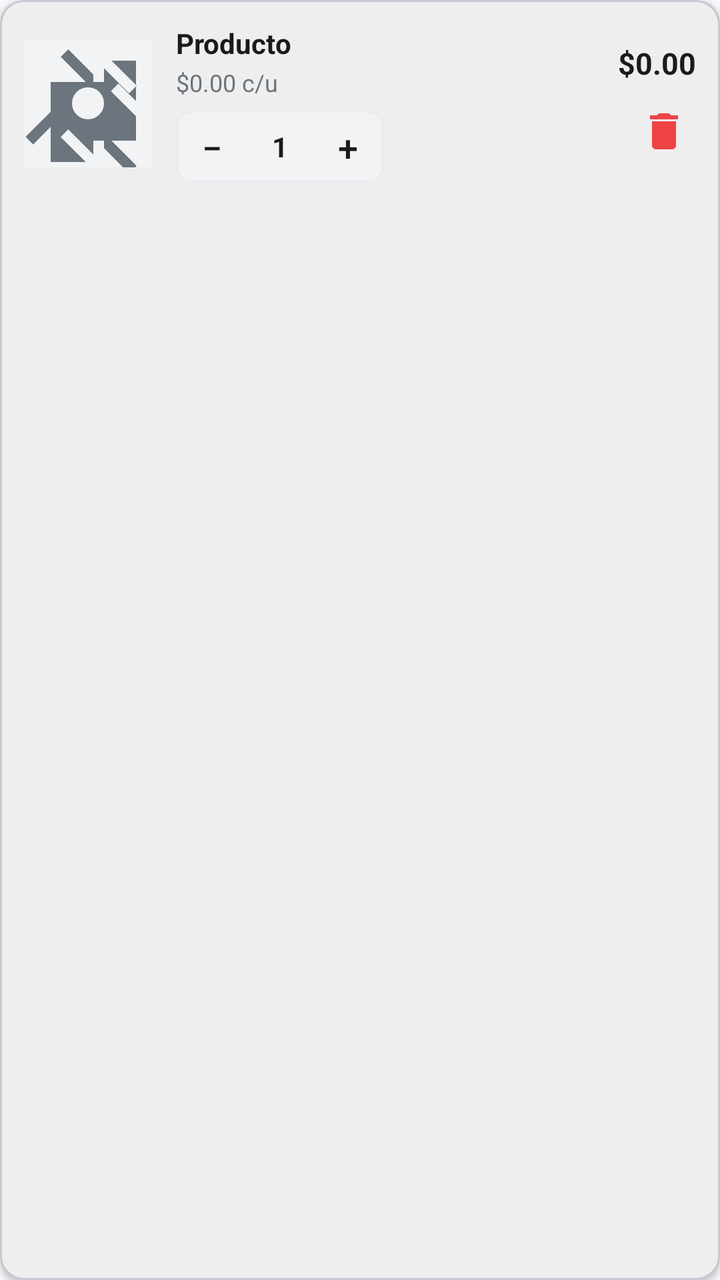
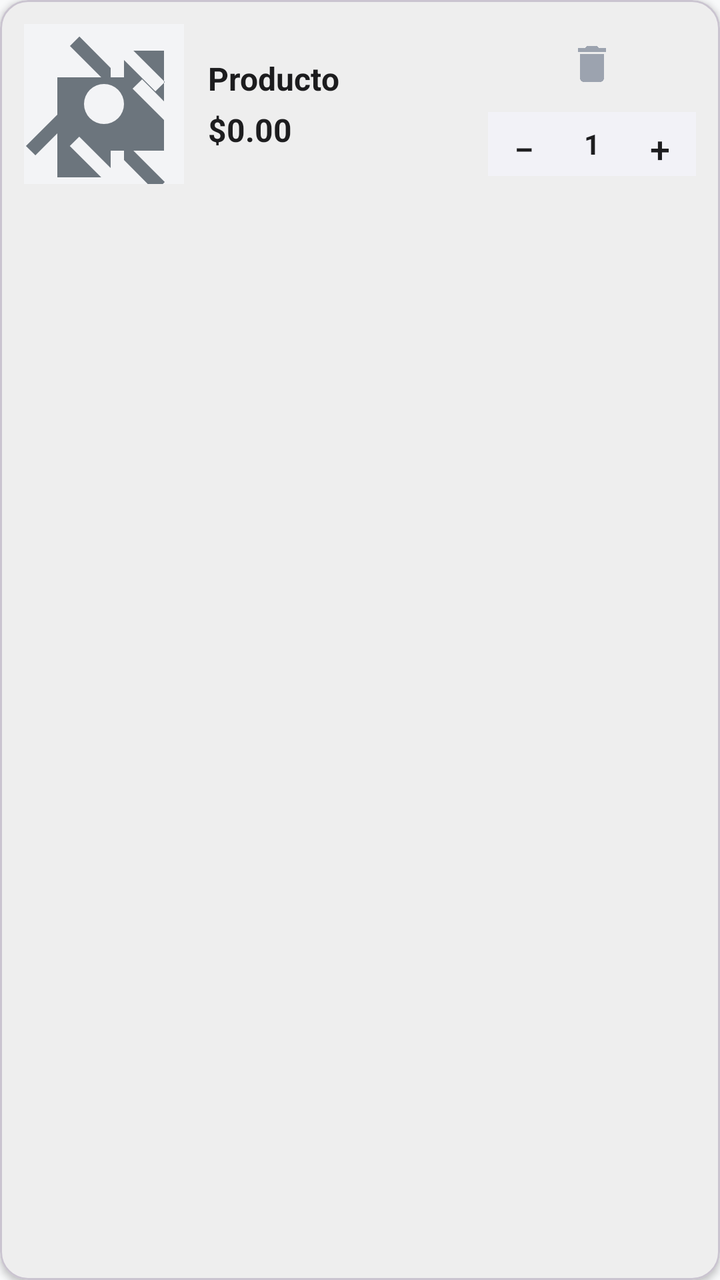

Screens rendered from an Android XML layout before and after an edit, with the pre-edit source and the edit as a unified diff.
<!-- AndroidManifest.xml: application theme Theme.NexbitMobile -->
<!-- res/layout/item_carrito.xml -->
<?xml version="1.0" encoding="utf-8"?>
<com.google.android.material.card.MaterialCardView xmlns:android="http://schemas.android.com/apk/res/android"
    xmlns:app="http://schemas.android.com/apk/res-auto"
    android:layout_width="match_parent"
    android:layout_height="wrap_content"
    android:layout_marginBottom="8dp"
    app:cardCornerRadius="12dp"
    app:cardElevation="2dp"
    app:cardBackgroundColor="@color/card_bg">

    <LinearLayout
        android:layout_width="match_parent"
        android:layout_height="wrap_content"
        android:orientation="horizontal"
        android:padding="12dp"
        android:gravity="center_vertical">

        
        <ImageView
            android:id="@+id/ivCartItemImage"
            android:layout_width="64dp"
            android:layout_height="64dp"
            android:scaleType="centerCrop"
            android:src="@drawable/ic_placeholder"
            android:background="@color/chip_bg"
            android:contentDescription="Imagen" />

        
        <LinearLayout
            android:layout_width="0dp"
            android:layout_height="wrap_content"
            android:layout_weight="1"
            android:orientation="vertical"
            android:layout_marginStart="12dp">

            <TextView
                android:id="@+id/tvCartItemName"
                android:layout_width="match_parent"
                android:layout_height="wrap_content"
                android:text="Producto"
                android:textColor="@color/text_main"
                android:textSize="14sp"
                android:textStyle="bold"
                android:maxLines="2"
                android:ellipsize="end" />

            <TextView
                android:id="@+id/tvCartItemPrice"
                android:layout_width="match_parent"
                android:layout_height="wrap_content"
                android:layout_marginTop="2dp"
                android:text="$0.00 c/u"
                android:textColor="@color/text_secondary"
                android:textSize="12sp" />

            
            <LinearLayout
                android:layout_width="wrap_content"
                android:layout_height="wrap_content"
                android:orientation="horizontal"
                android:gravity="center_vertical"
                android:layout_marginTop="6dp"
                android:background="@drawable/bg_qty_control"
                android:padding="2dp">

                <Button
                    android:id="@+id/btnMinus"
                    android:layout_width="32dp"
                    android:layout_height="32dp"
                    android:text="−"
                    android:textSize="18sp"
                    android:textColor="@color/text_main"
                    android:background="?attr/selectableItemBackgroundBorderless"
                    android:minWidth="0dp"
                    android:minHeight="0dp"
                    android:padding="0dp" />

                <TextView
                    android:id="@+id/tvCartItemQty"
                    android:layout_width="36dp"
                    android:layout_height="wrap_content"
                    android:gravity="center"
                    android:text="1"
                    android:textColor="@color/text_main"
                    android:textSize="14sp"
                    android:textStyle="bold" />

                <Button
                    android:id="@+id/btnPlus"
                    android:layout_width="32dp"
                    android:layout_height="32dp"
                    android:text="+"
                    android:textSize="18sp"
                    android:textColor="@color/text_main"
                    android:background="?attr/selectableItemBackgroundBorderless"
                    android:minWidth="0dp"
                    android:minHeight="0dp"
                    android:padding="0dp" />
            </LinearLayout>
        </LinearLayout>

        
        <LinearLayout
            android:layout_width="wrap_content"
            android:layout_height="wrap_content"
            android:orientation="vertical"
            android:gravity="end|center_vertical">

            <TextView
                android:id="@+id/tvCartItemSubtotal"
                android:layout_width="wrap_content"
                android:layout_height="wrap_content"
                android:text="$0.00"
                android:textColor="@color/price_color"
                android:textSize="15sp"
                android:textStyle="bold" />

            <ImageButton
                android:id="@+id/btnRemoveItem"
                android:layout_width="32dp"
                android:layout_height="32dp"
                android:layout_marginTop="8dp"
                android:src="@drawable/ic_delete"
                android:background="?attr/selectableItemBackgroundBorderless"
                android:contentDescription="Eliminar"
                android:scaleType="centerInside" />
        </LinearLayout>
    </LinearLayout>
</com.google.android.material.card.MaterialCardView>
<!-- resources referenced by this layout -->
<resources>
  <color name="card_bg">#FFFFFF</color>
  <color name="chip_bg">#F1F3F5</color>
  <color name="price_color">#1A1A1A</color>
  <color name="text_main">#1A1A1A</color>
  <color name="text_secondary">#6C757D</color>
  <!-- drawable bg_qty_control (drawable) -->
  <?xml version="1.0" encoding="utf-8"?>
  <shape xmlns:android="http://schemas.android.com/apk/res/android"
      android:shape="rectangle">
      <solid android:color="@color/chip_bg" />
      <corners android:radius="8dp" />
      <stroke android:width="1dp" android:color="@color/input_border" />
  </shape>
  <!-- drawable ic_delete (drawable) -->
  <vector xmlns:android="http://schemas.android.com/apk/res/android"
      android:width="24dp"
      android:height="24dp"
      android:viewportWidth="24"
      android:viewportHeight="24"
      android:tint="@color/error_text">
      <path
          android:fillColor="@android:color/white"
          android:pathData="M6,19c0,1.1 0.9,2 2,2h8c1.1,0 2,-0.9 2,-2V7H6v12zM19,4h-3.5l-1,-1h-5l-1,1H5v2h14V4z"/>
  </vector>
  <!-- drawable ic_placeholder (drawable) -->
  <vector xmlns:android="http://schemas.android.com/apk/res/android"
      android:width="24dp"
      android:height="24dp"
      android:viewportWidth="24"
      android:viewportHeight="24"
      android:tint="@color/text_secondary">
      <path
          android:fillColor="@android:color/white"
          android:pathData="M21,5v6.59l-3.29,-3.3 -1.42,1.42L21,14.41V19h-4.59l4.7,4.71 -1.42,1.42L15,20.41V19h-2v2.59l-4.71,-4.7 -1.42,1.42L11.59,23H5v-6.59l-3.29,3.3 -1.42,-1.42L5,13.59V8h6.59l-4.7,-4.71 1.42,-1.42L13,6.59V8h2V5.41l4.71,4.7 1.42,-1.42L16.41,4H21zM12,12m-3,0a3,3 0,1 0,6 0a3,3 0,1 0,-6 0"/>
  </vector>
  <style name="Theme.NexbitMobile" parent="Base.Theme.NexbitMobile" />
  <color name="input_border">#E9ECEF</color>
  <color name="error_text">#EF4444</color>
  <style name="Base.Theme.NexbitMobile" parent="Theme.Material3.DayNight.NoActionBar">
          <item name="colorPrimary">@color/primary</item>
          <item name="colorOnPrimary">@color/on_primary</item>
          <item name="colorPrimaryContainer">@color/bg_page_alt</item>
          <item name="colorSecondary">@color/success</item>
          <item name="colorOnSecondary">@color/white</item>
          <item name="android:colorBackground">@color/bg_page</item>
          <item name="colorSurface">@color/bg_surface</item>
          <item name="colorOnSurface">@color/text_main</item>
          <item name="colorOnSurfaceVariant">@color/text_secondary</item>
          <item name="colorOutline">@color/divider</item>
          <item name="android:statusBarColor">@color/primary_dark</item>
          <item name="android:navigationBarColor">@color/bg_surface</item>
          <item name="android:windowLightStatusBar" tools:targetApi="23">false</item>
          <item name="android:windowLightNavigationBar" tools:targetApi="27">true</item>
          <item name="android:windowTranslucentStatus">false</item>
          <item name="android:windowLayoutInDisplayCutoutMode" tools:targetApi="28">never</item>
      </style>
  <color name="primary">#1A1A1A</color>
  <color name="on_primary">#FFFFFF</color>
  <color name="bg_page_alt">#F1F3F5</color>
  <color name="success">#10B981</color>
  <color name="white">#FFFFFFFF</color>
  <color name="bg_page">#F8F9FA</color>
  <color name="bg_surface">#FFFFFF</color>
  <color name="divider">#E9ECEF</color>
  <color name="primary_dark">#000000</color>
</resources>

<!-- the commit's change to res/layout/item_carrito.xml (unified diff, before → after) -->
@@ -3,10 +3,11 @@
     xmlns:app="http://schemas.android.com/apk/res-auto"
     android:layout_width="match_parent"
     android:layout_height="wrap_content"
-    android:layout_marginBottom="8dp"
-    app:cardCornerRadius="12dp"
+    android:layout_marginTop="6dp"
+    android:layout_marginBottom="6dp"
+    app:cardCornerRadius="14dp"
     app:cardElevation="2dp"
-    app:cardBackgroundColor="@color/card_bg">
+    app:cardBackgroundColor="#FFFFFF">
 
     <LinearLayout
         android:layout_width="match_parent"
@@ -18,11 +19,11 @@
         
         <ImageView
             android:id="@+id/ivCartItemImage"
-            android:layout_width="64dp"
-            android:layout_height="64dp"
+            android:layout_width="80dp"
+            android:layout_height="80dp"
             android:scaleType="centerCrop"
             android:src="@drawable/ic_placeholder"
-            android:background="@color/chip_bg"
+            android:background="#F3F4F6"
             android:contentDescription="Imagen" />
 
         
@@ -38,8 +39,8 @@
                 android:layout_width="match_parent"
                 android:layout_height="wrap_content"
                 android:text="Producto"
-                android:textColor="@color/text_main"
-                android:textSize="14sp"
+                android:textColor="#1C1C1E"
+                android:textSize="16sp"
                 android:textStyle="bold"
                 android:maxLines="2"
                 android:ellipsize="end" />
@@ -48,32 +49,62 @@
                 android:id="@+id/tvCartItemPrice"
                 android:layout_width="match_parent"
                 android:layout_height="wrap_content"
-                android:layout_marginTop="2dp"
-                android:text="$0.00 c/u"
-                android:textColor="@color/text_secondary"
-                android:textSize="12sp" />
+                android:layout_marginTop="4dp"
+                android:text="$0.00"
+                android:textColor="#666666"
+                android:textSize="15sp"
+                android:visibility="gone" />
 
-            
+            <TextView
+                android:id="@+id/tvCartItemSubtotal"
+                android:layout_width="match_parent"
+                android:layout_height="wrap_content"
+                android:layout_marginTop="4dp"
+                android:text="$0.00"
+                android:textColor="#1D1D1F"
+                android:textSize="16sp"
+                android:textStyle="bold" />
+        </LinearLayout>
+
+        
+        <LinearLayout
+            android:layout_width="wrap_content"
+            android:layout_height="wrap_content"
+            android:orientation="vertical"
+            android:gravity="center"
+            android:layout_marginStart="8dp">
+
+            <ImageButton
+                android:id="@+id/btnRemoveItem"
+                android:layout_width="32dp"
+                android:layout_height="32dp"
+                android:src="@drawable/ic_delete"
+                android:background="?attr/selectableItemBackgroundBorderless"
+                android:contentDescription="Eliminar"
+                android:scaleType="centerInside"
+                android:tint="#9CA3AF" />
+
             <LinearLayout
                 android:layout_width="wrap_content"
-                android:layout_height="wrap_content"
+                android:layout_height="32dp"
                 android:orientation="horizontal"
                 android:gravity="center_vertical"
-                android:layout_marginTop="6dp"
-                android:background="@drawable/bg_qty_control"
-                android:padding="2dp">
+                android:background="#F2F2F7"
+                android:padding="2dp"
+                android:layout_marginTop="8dp">
 
                 <Button
                     android:id="@+id/btnMinus"
                     android:layout_width="32dp"
-                    android:layout_height="32dp"
+                    android:layout_height="match_parent"
                     android:text="−"
                     android:textSize="18sp"
-                    android:textColor="@color/text_main"
+                    android:textColor="#1D1D1F"
                     android:background="?attr/selectableItemBackgroundBorderless"
                     android:minWidth="0dp"
                     android:minHeight="0dp"
-                    android:padding="0dp" />
+                    android:padding="0dp"
+                    android:gravity="center" />
 
                 <TextView
                     android:id="@+id/tvCartItemQty"
@@ -81,49 +112,23 @@
                     android:layout_height="wrap_content"
                     android:gravity="center"
                     android:text="1"
-                    android:textColor="@color/text_main"
+                    android:textColor="#1D1D1F"
                     android:textSize="14sp"
                     android:textStyle="bold" />
 
                 <Button
                     android:id="@+id/btnPlus"
                     android:layout_width="32dp"
-                    android:layout_height="32dp"
+                    android:layout_height="match_parent"
                     android:text="+"
                     android:textSize="18sp"
-                    android:textColor="@color/text_main"
+                    android:textColor="#1D1D1F"
                     android:background="?attr/selectableItemBackgroundBorderless"
                     android:minWidth="0dp"
                     android:minHeight="0dp"
-                    android:padding="0dp" />
+                    android:padding="0dp"
+                    android:gravity="center" />
             </LinearLayout>
-        </LinearLayout>
-
-        
-        <LinearLayout
-            android:layout_width="wrap_content"
-            android:layout_height="wrap_content"
-            android:orientation="vertical"
-            android:gravity="end|center_vertical">
-
-            <TextView
-                android:id="@+id/tvCartItemSubtotal"
-                android:layout_width="wrap_content"
-                android:layout_height="wrap_content"
-                android:text="$0.00"
-                android:textColor="@color/price_color"
-                android:textSize="15sp"
-                android:textStyle="bold" />
-
-            <ImageButton
-                android:id="@+id/btnRemoveItem"
-                android:layout_width="32dp"
-                android:layout_height="32dp"
-                android:layout_marginTop="8dp"
-                android:src="@drawable/ic_delete"
-                android:background="?attr/selectableItemBackgroundBorderless"
-                android:contentDescription="Eliminar"
-                android:scaleType="centerInside" />
         </LinearLayout>
     </LinearLayout>
 </com.google.android.material.card.MaterialCardView>
<!-- resource entries referenced after the edit -->
@@ -1,18 +1,7 @@
 <!-- resources referenced by this layout -->
 <resources>
-  <color name="card_bg">#FFFFFF</color>
-  <color name="chip_bg">#F1F3F5</color>
-  <color name="price_color">#1A1A1A</color>
   <color name="text_main">#1A1A1A</color>
   <color name="text_secondary">#6C757D</color>
-  <!-- drawable bg_qty_control (drawable) -->
-  <?xml version="1.0" encoding="utf-8"?>
-  <shape xmlns:android="http://schemas.android.com/apk/res/android"
-      android:shape="rectangle">
-      <solid android:color="@color/chip_bg" />
-      <corners android:radius="8dp" />
-      <stroke android:width="1dp" android:color="@color/input_border" />
-  </shape>
   <!-- drawable ic_delete (drawable) -->
   <vector xmlns:android="http://schemas.android.com/apk/res/android"
       android:width="24dp"
@@ -36,7 +25,6 @@
           android:pathData="M21,5v6.59l-3.29,-3.3 -1.42,1.42L21,14.41V19h-4.59l4.7,4.71 -1.42,1.42L15,20.41V19h-2v2.59l-4.71,-4.7 -1.42,1.42L11.59,23H5v-6.59l-3.29,3.3 -1.42,-1.42L5,13.59V8h6.59l-4.7,-4.71 1.42,-1.42L13,6.59V8h2V5.41l4.71,4.7 1.42,-1.42L16.41,4H21zM12,12m-3,0a3,3 0,1 0,6 0a3,3 0,1 0,-6 0"/>
   </vector>
   <style name="Theme.NexbitMobile" parent="Base.Theme.NexbitMobile" />
-  <color name="input_border">#E9ECEF</color>
   <color name="error_text">#EF4444</color>
   <style name="Base.Theme.NexbitMobile" parent="Theme.Material3.DayNight.NoActionBar">
           <item name="colorPrimary">@color/primary</item>
